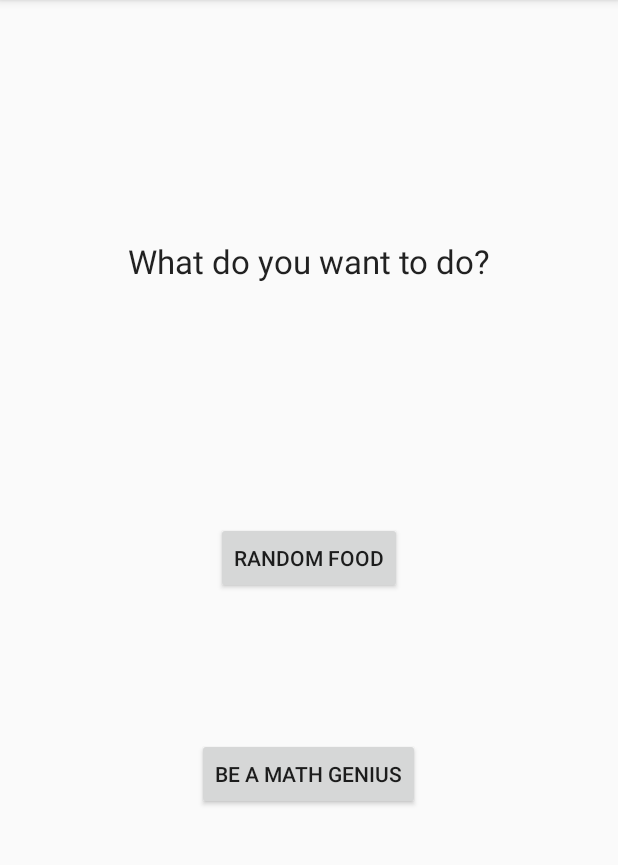
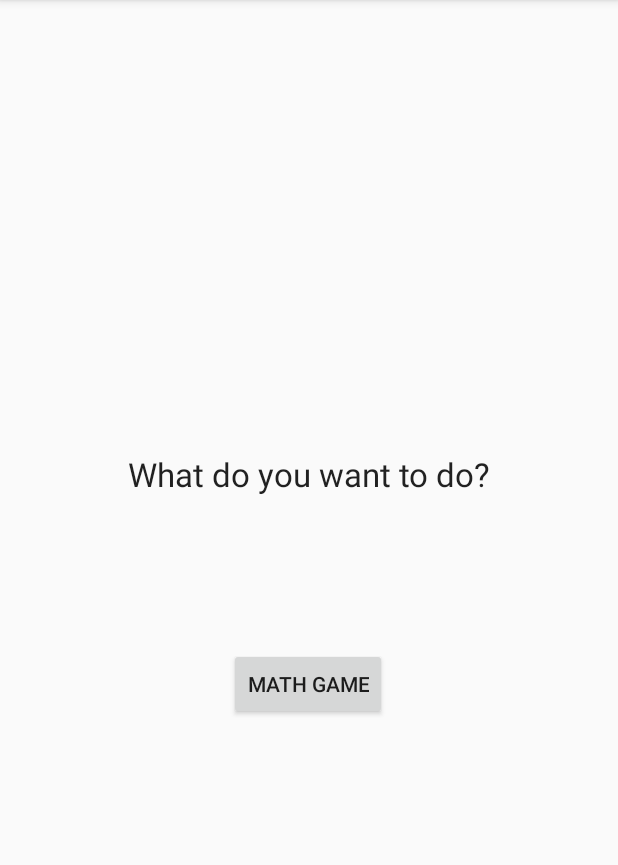
Before and after one commit to JiradaWi/hungry, an Android app: the screen it shows after launch (MainActivity), on a phone screen of 412 x 824 dp, the part 84-949 px from its top. Run offline under Robolectric (Android 15) with nearby library versions, the phone set to English and light mode, and no system bars.

Commit message:
remove foooooood section, now this is an easy math game application'

```diff
--- a/app/src/main/java/com/example/hungry/MainActivity.kt
+++ b/app/src/main/java/com/example/hungry/MainActivity.kt
@@ -10,12 +10,12 @@ class MainActivity : AppCompatActivity() {
         super.onCreate(savedInstanceState)
         setContentView(R.layout.activity_main)
 
-        yesButton.setOnClickListener{
-            startActivity(Intent(this, chooseProteinActivity::class.java))
-        }
+//        yesButton.setOnClickListener{
+//            startActivity(Intent(this, chooseProteinActivity::class.java))
+//        }
 
         playMath.setOnClickListener{
-            startActivity(Intent(this, playMathActivity::class.java))
+           startActivity(Intent(this, playMathActivity::class.java))
         }
     }
 
--- a/app/src/main/java/com/example/hungry/playMathActivity.kt
+++ b/app/src/main/java/com/example/hungry/playMathActivity.kt
@@ -62,6 +62,10 @@ class playMathActivity: AppCompatActivity() {
     private fun generateNewQuestion() {
         if(currentscore > 3){
             endNumber = 1000
+            scorelabel.text = "Wow!"
+        }else{
+            endNumber = 100
+            scorelabel.text = "Score"
         }
         firstnum  = (0..endNumber).random()
         secondnum  = (0..endNumber).random()
--- a/app/src/main/res/layout/activity_main.xml
+++ b/app/src/main/res/layout/activity_main.xml
@@ -10,29 +10,20 @@
         android:id="@+id/textView"
         android:layout_width="wrap_content"
         android:layout_height="wrap_content"
+        android:layout_marginTop="200dp"
         android:text="What do you want to do?"
         android:textAppearance="@style/TextAppearance.AppCompat.Large"
-        app:layout_constraintBottom_toTopOf="@+id/yesButton"
+        app:layout_constraintBottom_toTopOf="@+id/playMath"
         app:layout_constraintEnd_toEndOf="parent"
         app:layout_constraintStart_toStartOf="parent"
         app:layout_constraintTop_toTopOf="parent" />
 
     <Button
-        android:id="@+id/yesButton"
-        android:layout_width="wrap_content"
-        android:layout_height="wrap_content"
-        android:layout_marginBottom="96dp"
-        android:text="Random Food"
-        app:layout_constraintBottom_toTopOf="@+id/playMath"
-        app:layout_constraintEnd_toEndOf="parent"
-        app:layout_constraintStart_toStartOf="parent" />
-
-    <Button
         android:id="@+id/playMath"
         android:layout_width="wrap_content"
         android:layout_height="wrap_content"
-        android:layout_marginBottom="228dp"
-        android:text="Be a Math Genius"
+        android:layout_marginBottom="288dp"
+        android:text="Math Game"
         app:layout_constraintBottom_toBottomOf="parent"
         app:layout_constraintEnd_toEndOf="parent"
         app:layout_constraintHorizontal_bias="0.498"
```
Also changed, not shown: app/src/main/java/com/example/hungry/chooseProteinActivity.kt (deleted, +0 -58 lines), app/src/main/res/layout/protein.xml (deleted, +0 -39 lines), 1 other file.
